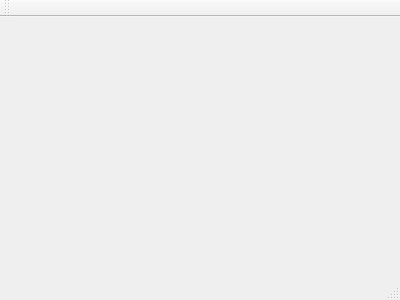
The window that Symulator/mainwindow.ui (matmarczuk/Symulator-farmy) describes before a commit, drawn with Qt 5.
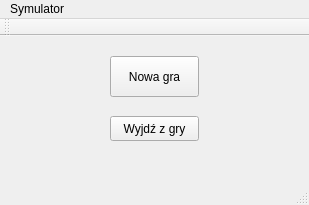
The same window after the commit.

```diff
--- a/Symulator/mainwindow.ui
+++ b/Symulator/mainwindow.ui
@@ -6,23 +6,57 @@
    <rect>
     <x>0</x>
     <y>0</y>
-    <width>400</width>
-    <height>300</height>
+    <width>309</width>
+    <height>205</height>
    </rect>
   </property>
   <property name="windowTitle">
    <string>MainWindow</string>
   </property>
-  <widget class="QWidget" name="centralWidget"/>
+  <widget class="QWidget" name="centralWidget">
+   <widget class="QPushButton" name="pushButton">
+    <property name="geometry">
+     <rect>
+      <x>110</x>
+      <y>20</y>
+      <width>89</width>
+      <height>41</height>
+     </rect>
+    </property>
+    <property name="text">
+     <string>Nowa gra</string>
+    </property>
+   </widget>
+   <widget class="QPushButton" name="pushButton_2">
+    <property name="geometry">
+     <rect>
+      <x>110</x>
+      <y>80</y>
+      <width>89</width>
+      <height>25</height>
+     </rect>
+    </property>
+    <property name="text">
+     <string>Wyjdź z gry</string>
+    </property>
+   </widget>
+  </widget>
   <widget class="QMenuBar" name="menuBar">
    <property name="geometry">
     <rect>
      <x>0</x>
      <y>0</y>
-     <width>400</width>
+     <width>309</width>
      <height>22</height>
     </rect>
    </property>
+   <widget class="QMenu" name="menuSymulator">
+    <property name="title">
+     <string>Symulator</string>
+    </property>
+    <addaction name="actionjeej"/>
+   </widget>
+   <addaction name="menuSymulator"/>
   </widget>
   <widget class="QToolBar" name="mainToolBar">
    <attribute name="toolBarArea">
```
Left out of the diff: 5 changed lines with no effect on the pictures.
